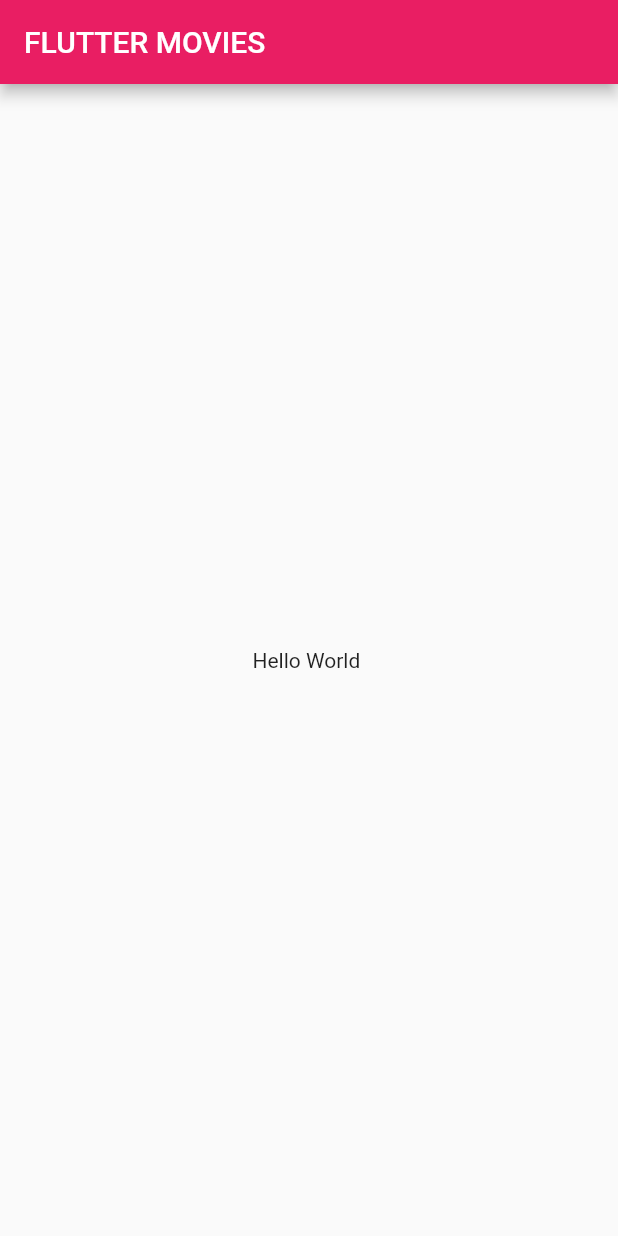
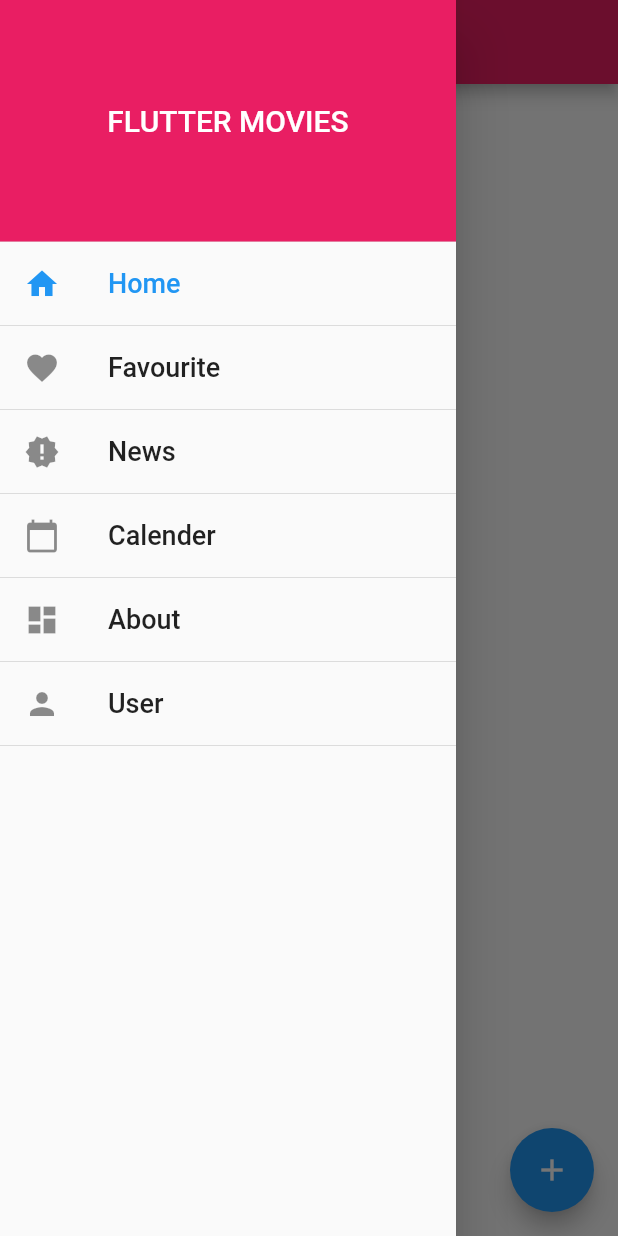
Before and after one commit to sabdar18/Flutter-Movies, a Flutter app: the screen it shows after launch, with the side drawer open (before the commit the screen has no drawer), on a phone screen of 412 x 824 dp. Run offline on Flutter 3.47's test engine with Material 2 defaults, Android fonts, the phone set to English and light mode, and no system bars; network calls fail.

Commit message:
added drawer, routes, network request

```diff
--- /dev/null
+++ b/lib/components/drawer.dart
@@ -0,0 +1,95 @@
+import 'package:flutter_movies/constants/strings.dart';
+import 'package:flutter_movies/data/models.dart';
+import 'package:flutter/material.dart';
+
+class MyDrawer extends StatefulWidget{
+@override
+_MyDrawerState createState() => new _MyDrawerState();
+}
+class _MyDrawerState extends State<MyDrawer>{
+
+List<MenuItem> menuItems = new List<MenuItem>();
+@override
+void initState(){
+  super.initState();
+    _addItems();
+}
+
+updateMenuItems(MenuItem menuItem){
+    menuItems.forEach((item){
+      if(item.title == menuItem.title){
+         setState((){
+           item.selected = true;
+          });
+      }else{
+       setState((){
+        item.selected = false;
+       });
+      }
+    });
+}
+
+
+ _addItems(){
+    menuItems.addAll(MenuData.getMenuList());
+ }
+ _buildMenuItem(BuildContext context, MenuItem menuItem){
+    return
+       new Column(
+        children: <Widget>[
+           new ListTile(
+             selected: menuItem.selected ?? false,
+              leading: menuItem.icon,
+              title: new Text(menuItem.title,
+               style: new TextStyle(fontSize: 18.0),
+               ),
+              onTap: (() {
+                updateMenuItems(menuItem);
+                Navigator.pop(context);
+                Navigator.pushNamed(context,menuItem.route);
+              }),
+           ),
+           new Divider(height: 0.0,)
+        ],
+   );
+ }
+  _buildHeader(BuildContext context){
+    return new DrawerHeader(
+      margin: const EdgeInsets.all( 0.0),
+      padding: const EdgeInsets.all(0.0),
+      decoration: new BoxDecoration(
+        color: Theme.of(context).primaryColor
+      ),
+      child: new Container(
+        child: new Center(
+          child: new Text(
+            APP_NAME.toUpperCase(),
+            style: Theme.of(context).textTheme.title.copyWith(color: Colors.white),
+          ),
+        ),
+      ),
+    );
+  }
+  _buildMenuItems(){
+    return new Expanded(
+        child:new ListView.builder(
+          padding: const EdgeInsets.only(top:0.0, left: 0.0),
+            itemCount: menuItems.length,
+            itemBuilder: (BuildContext context, int index){
+              final MenuItem menuItem = menuItems[index];
+               return _buildMenuItem(context,menuItem);
+            },
+          )
+    );
+  }
+  Widget build(BuildContext context) {
+    return new Drawer(
+      child: new Column(
+        children: <Widget>[
+          _buildHeader(context),
+          _buildMenuItems()
+        ]
+      ),
+    );
+  }
+}
--- a/lib/constants/strings.dart
+++ b/lib/constants/strings.dart
@@ -1,4 +1,5 @@
 
 
 
+const String APP_NAME ="FLUTTER MOVIES";
 const String HOME_TITLE ="FLUTTER MOVIES";
--- a/lib/data/models.dart
+++ b/lib/data/models.dart
@@ -0,0 +1,34 @@
+import 'package:flutter/material.dart';
+import 'package:flutter_movies/routes.dart';
+
+
+
+class MenuItem{
+  MenuItem(this.title, this.icon, this.route,this.selected, this.enabled);
+
+  final String title;
+  final Icon icon;
+  final String route;
+  bool selected  ;
+   bool enabled;
+}
+
+
+class MenuData {
+
+  static List<MenuItem> menuItems = new List<MenuItem>();
+
+  static _initMenu(){
+   menuItems.add(new MenuItem("Home", new Icon(Icons.home), Routes.homePageRoute,true,true));
+   menuItems.add(new MenuItem("Favourite", new Icon(Icons.favorite), Routes.favPageRoute,false,true));
+   menuItems.add(new MenuItem("News", new Icon(Icons.new_releases), Routes.newsPageRoute,false,true));
+   menuItems.add(new MenuItem("Calender", new Icon(Icons.calendar_today),Routes.calendarPageRoute,false,true));
+   menuItems.add(new MenuItem("About", new Icon(Icons.dashboard),Routes.aboutPageRoute,false,true));
+   menuItems.add(new MenuItem("User", new Icon(Icons.person),Routes.userPageRoute,false,true));
+  }
+  static List<MenuItem> getMenuList(){
+    if(menuItems.length ==0) _initMenu();
+    return menuItems;
+  }
+
+}
--- a/lib/data/network.dart
+++ b/lib/data/network.dart
@@ -1,6 +1,6 @@
 import 'dart:async';
-
-import 'dart:io';
+import 'dart:convert';
+import 'package:http/http.dart' as http;
 
 
 
@@ -22,12 +22,12 @@ import 'dart:io';
    static const String IMAGE_SIZE_W500 = IMAGE_PATH+ "w500/";
    static const String IMAGE_SIZE_ORIGINAL = IMAGE_PATH +"original/";
 
-  static Future<List> getRequest(String urlString) async{
+  static Future<String> getRequest(String urlString) async{
     String url = urlString + "?api_key=" + AUTH_KEY ;
-     var httpClient = new HttpClient();
-     var request = await httpClient.getUrl(Uri.parse(url));
-     var response = request.close();
-    return response.asStream().toList();
+     var client = new http.Client();
+     var request = await client.get(Uri.parse(url));
+     var response =request.body;
+    return response;
   }
 
 
--- a/lib/pages/home.dart
+++ b/lib/pages/home.dart
@@ -1,4 +1,7 @@
+import 'dart:convert';
+
 import 'package:flutter/material.dart';
+import 'package:flutter_movies/components/drawer.dart';
 import 'package:flutter_movies/constants/strings.dart';
 import 'package:flutter_movies/data/network.dart';
 
@@ -9,15 +12,51 @@ class HomePage extends StatefulWidget{
   State createState() {
     return new HomePageState();
   }
-
 }
 
 class HomePageState extends State<HomePage>{
+  String response;
+
+  List list = [];
+  @override
+  void initState(){
+    super.initState();
+    getData();
+  }
+  getData(){
+     print('init');
+    MyNetwork.getRequest(MyNetwork.MOVIES_URL).then((res){
+      setState((){
+        this.list = json.decode(res)['results'];
+      });
+    });
+  }
+
+  _buildMovieCard(item){
+    return new ListTile(
+      leading: new CircleAvatar(
+          child: new Image(
+          image:  new NetworkImage(MyNetwork.IMAGE_SIZE_ORIGINAL+item['poster_path'])
+          )
+        ),
+      title: new Text(item['title']),
+    );
+  }
   _buildHomePage(){
     return new Center(
-      child: new Text(
-        "Hello World "
-      ),
+      child: new ListView.builder(
+        itemBuilder: (BuildContext context, int index){
+          return new Container(
+            child: new Column(
+            children: <Widget>[
+              _buildMovieCard(list[index])
+            ],
+          )
+          );
+        },
+        itemCount: list.length,
+        scrollDirection: Axis.vertical,
+      )
     );
   }
 
@@ -28,6 +67,11 @@ class HomePageState extends State<HomePage>{
         title: new Text(HOME_TITLE),
       ),
       body: _buildHomePage(),
+      drawer: new MyDrawer(),
+      floatingActionButton: new FloatingActionButton(
+        child: new Icon(Icons.add),
+        onPressed: getData,
+      ),
     );
   }
 
--- /dev/null
+++ b/lib/routes.dart
@@ -0,0 +1,36 @@
+import 'package:flutter_movies/helpers/custom-route.dart';
+import 'package:flutter_movies/pages/home.dart';
+import 'package:flutter/material.dart';
+
+class Routes{
+  static const String defaultPageRoute ="/";
+  static const String homePageRoute ="/home";
+  static const String aboutPageRoute ="/about";
+  static const String favPageRoute ="/favourite";
+  static const String newsPageRoute ="/news";
+  static const String calendarPageRoute ="/calendar";
+  static const String userPageRoute ="/about";
+
+
+static getRoutes(){
+   return (RouteSettings settings){
+      switch(settings.name){
+        case Routes.homePageRoute :
+        return new MyCustomRoute(settings: settings,builder: (_)=>new HomePage());
+        case  Routes.aboutPageRoute:
+        return new MyCustomRoute(settings: settings,builder: (_)=>new HomePage());
+        case Routes.favPageRoute :
+        return new MyCustomRoute(settings: settings, builder: (_) =>  new HomePage());
+        // return (BuildContext context)=> new FavouritePage();
+      }
+   };
+}
+
+
+}
+
+class MyRoute extends Route{
+ static Route getRoute(){
+   return new MyRoute();
+ }
+}
--- a/pubspec.yaml
+++ b/pubspec.yaml
@@ -5,6 +5,8 @@ dependencies:
   flutter:
     sdk: flutter
 
+  fluro: "^1.3.1"
+  http: "^0.11.3+16"
   # The following adds the Cupertino Icons font to your application.
   # Use with the CupertinoIcons class for iOS style icons.
   cupertino_icons: ^0.1.0
```
Also changed, not shown: lib/helpers/custom-route.dart (added, +19 -0 lines), pubspec.lock.
